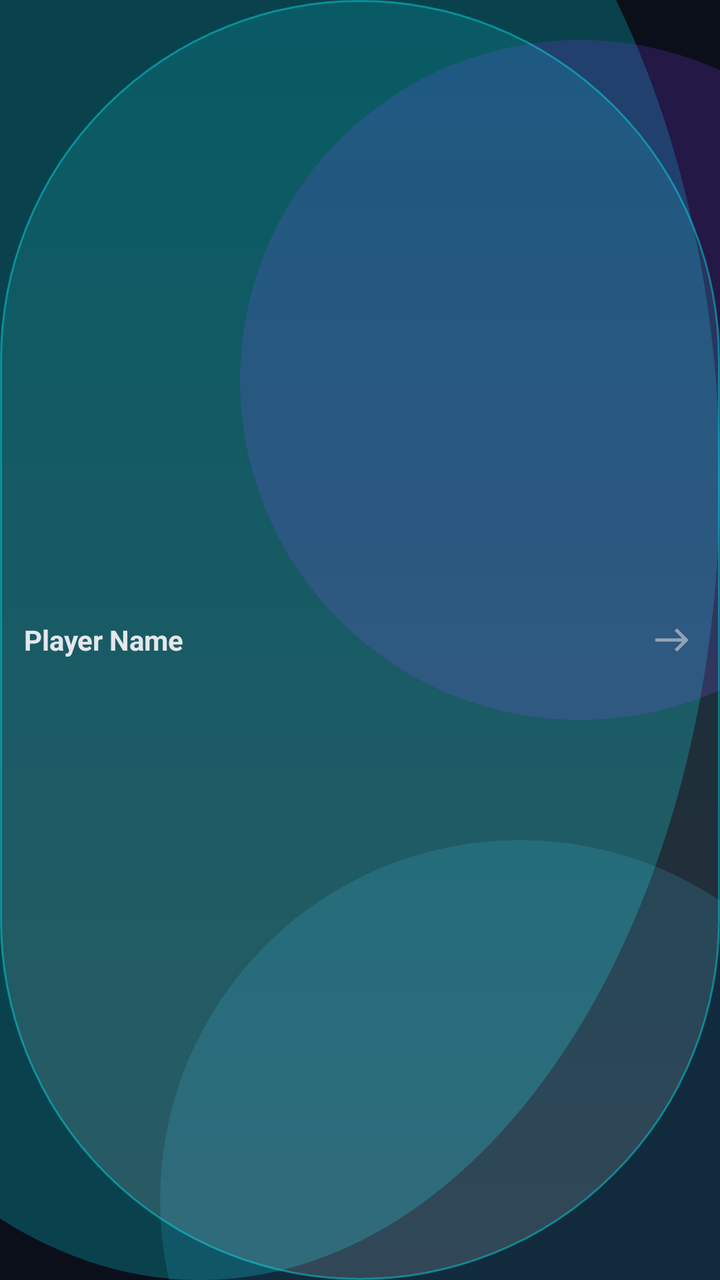
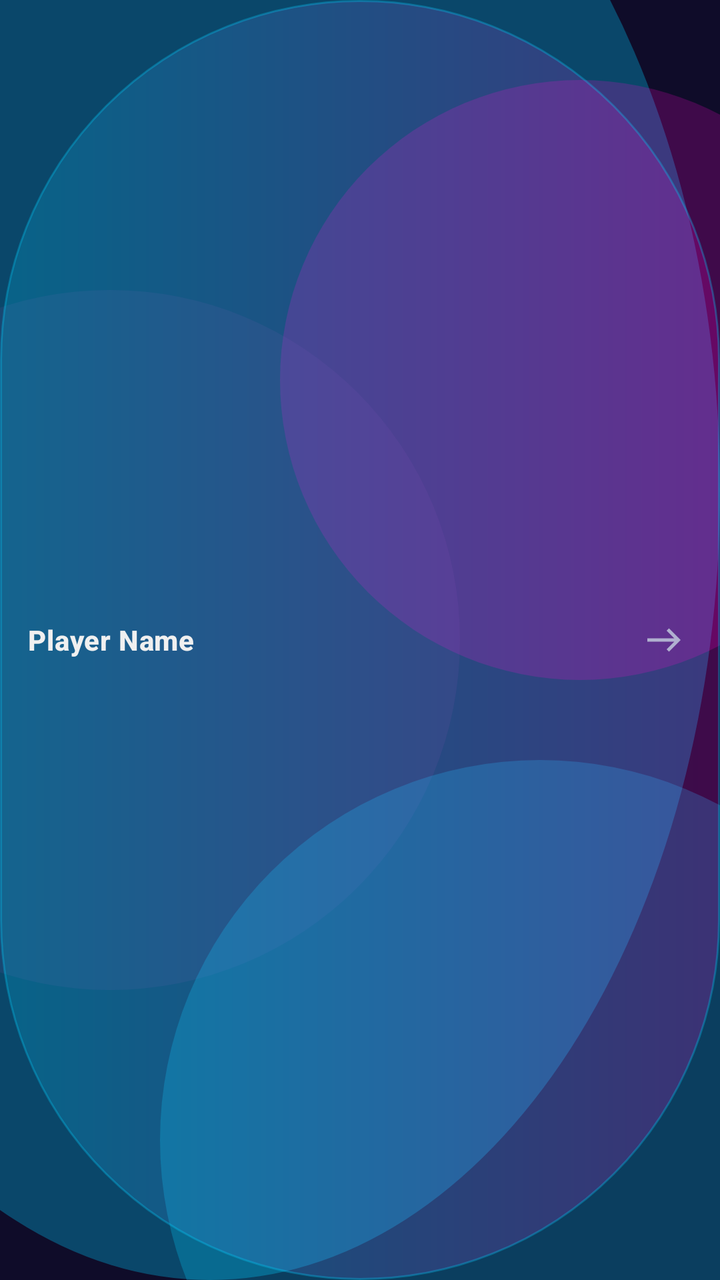

An Android layout rendered at two revisions. The XML below is the earlier revision; the diff shows what the commit changed to produce the second picture.
<!-- AndroidManifest.xml: application theme Theme.TeamBalancer -->
<!-- res/layout/item_team_player.xml -->
<?xml version="1.0" encoding="utf-8"?>
<LinearLayout xmlns:android="http://schemas.android.com/apk/res/android"
    xmlns:app="http://schemas.android.com/apk/res-auto"
    android:layout_width="match_parent"
    android:layout_height="wrap_content"
    android:layout_marginBottom="6dp"
    android:background="@drawable/bg_stat_pill"
    android:gravity="center_vertical"
    android:orientation="horizontal"
    android:paddingHorizontal="12dp"
    android:paddingVertical="12dp">

    <TextView
        android:id="@+id/txtPlayerName"
        android:layout_width="0dp"
        android:layout_height="wrap_content"
        android:layout_weight="1"
        android:ellipsize="end"
        android:maxLines="1"
        android:text="Player Name"
        android:textColor="@color/on_surface"
        android:textSize="14sp"
        android:textStyle="bold" />

    <com.google.android.material.checkbox.MaterialCheckBox
        android:id="@+id/checkIsCaptain"
        android:layout_width="wrap_content"
        android:layout_height="wrap_content"
        android:minWidth="0dp"
        android:minHeight="0dp"
        android:text="C"
        android:textAppearance="?attr/textAppearanceLabelSmall"
        android:textColor="@color/on_surface"
        android:visibility="gone"
        app:buttonTint="@color/accent" />

    <ImageButton
        android:id="@+id/btnMovePlayer"
        android:layout_width="24dp"
        android:layout_height="24dp"
        android:background="?attr/selectableItemBackgroundBorderless"
        android:contentDescription="Move Player"
        android:padding="2dp"
        android:scaleType="centerInside"
        android:src="@drawable/ic_move"
        app:tint="@color/on_surface_variant" />

</LinearLayout>
<!-- resources referenced by this layout -->
<resources>
  <color name="accent">#00F5FF</color>
  <color name="on_surface">#E5E7EB</color>
  <color name="on_surface_variant">#94A3B8</color>
  <!-- drawable bg_stat_pill (drawable) -->
  <?xml version="1.0" encoding="utf-8"?>
  <shape xmlns:android="http://schemas.android.com/apk/res/android">
      <corners android:radius="999dp" />
      <gradient
          android:angle="90"
          android:endColor="#2200F5FF"
          android:startColor="#26E5E7EB"
          android:type="linear" />
      <stroke
          android:width="1dp"
          android:color="@color/stroke_glow" />
  </shape>
  <style name="Theme.TeamBalancer" parent="Base.Theme.TeamBalancer" />
  <color name="stroke_glow">#6600F5FF</color>
  <color name="primary">#0B0F1A</color>
  <color name="white">#FFFFFF</color>
  <color name="primary_variant">#151B2E</color>
  <color name="secondary">#7C3AED</color>
  <color name="on_secondary">#FFFFFF</color>
  <color name="surface_soft">#252F4D</color>
  <!-- drawable bg_app_shell (drawable) -->
  <?xml version="1.0" encoding="utf-8"?>
  <layer-list xmlns:android="http://schemas.android.com/apk/res/android">
      <item android:drawable="@color/background" />
      <item android:top="-160dp" android:left="-160dp">
          <shape android:shape="oval">
              <size android:width="420dp" android:height="420dp" />
              <solid android:color="#3800F5FF" />
          </shape>
      </item>
      <item android:gravity="end|top" android:right="-100dp" android:top="20dp">
          <shape android:shape="oval">
              <size android:width="340dp" android:height="340dp" />
              <solid android:color="#357C3AED" />
          </shape>
      </item>
      <item android:gravity="end|bottom" android:right="-80dp" android:bottom="-140dp">
          <shape android:shape="oval">
              <size android:width="360dp" android:height="360dp" />
              <solid android:color="#2838BDF8" />
          </shape>
      </item>
  </layer-list>
  <color name="surface">#12182A</color>
  <color name="divider">#2A3150</color>
  <color name="background">#0B0F1A</color>
  <style name="TextAppearance.TeamBalancer.TitleSmall" parent="TextAppearance.Material3.TitleSmall">
          <item name="android:textStyle">bold</item>
          <item name="android:letterSpacing">0.02</item>
      </style>
  <style name="TextAppearance.TeamBalancer.BodyLarge" parent="TextAppearance.Material3.BodyLarge">
          <item name="android:letterSpacing">0.01</item>
      </style>
  <style name="TextAppearance.TeamBalancer.BodyMedium" parent="TextAppearance.Material3.BodyMedium">
          <item name="android:letterSpacing">0.01</item>
      </style>
  <style name="TextAppearance.TeamBalancer.LabelLarge" parent="TextAppearance.Material3.LabelLarge">
          <item name="android:textStyle">bold</item>
          <item name="android:letterSpacing">0.08</item>
      </style>
  <style name="ShapeAppearance.TeamBalancer.Small" parent="ShapeAppearance.Material3.SmallComponent">
          <item name="cornerSize">10dp</item>
      </style>
  <style name="ShapeAppearance.TeamBalancer.Medium" parent="ShapeAppearance.Material3.MediumComponent">
          <item name="cornerSize">20dp</item>
      </style>
  <color name="ripple_surface">#50FFFFFF</color>
  <style name="Widget.TeamBalancer.Button.Text" parent="Widget.Material3.Button.TextButton">
          <item name="android:textColor">@color/accent</item>
          <item name="android:textStyle">bold</item>
      </style>
  <color name="surface_elevated">#1B2440</color>
  <dimen name="toolbar_min_height">64dp</dimen>
  <!-- unchanged entries left out for length: 12 -->
</resources>

<!-- the commit's change to res/layout/item_team_player.xml (unified diff, before → after) -->
@@ -3,12 +3,12 @@
     xmlns:app="http://schemas.android.com/apk/res-auto"
     android:layout_width="match_parent"
     android:layout_height="wrap_content"
-    android:layout_marginBottom="6dp"
+    android:layout_marginBottom="8dp"
     android:background="@drawable/bg_stat_pill"
     android:gravity="center_vertical"
     android:orientation="horizontal"
-    android:paddingHorizontal="12dp"
-    android:paddingVertical="12dp">
+    android:paddingHorizontal="14dp"
+    android:paddingVertical="10dp">
 
     <TextView
         android:id="@+id/txtPlayerName"
@@ -18,9 +18,8 @@
         android:ellipsize="end"
         android:maxLines="1"
         android:text="Player Name"
-        android:textColor="@color/on_surface"
-        android:textSize="14sp"
-        android:textStyle="bold" />
+        android:textAppearance="@style/TextAppearance.TeamBalancer.TitleSmall"
+        android:textColor="@color/on_surface" />
 
     <com.google.android.material.checkbox.MaterialCheckBox
         android:id="@+id/checkIsCaptain"
@@ -29,18 +28,18 @@
         android:minWidth="0dp"
         android:minHeight="0dp"
         android:text="C"
-        android:textAppearance="?attr/textAppearanceLabelSmall"
-        android:textColor="@color/on_surface"
+        android:textAppearance="@style/TextAppearance.TeamBalancer.LabelMedium"
+        android:textColor="@color/accent_cyan"
         android:visibility="gone"
-        app:buttonTint="@color/accent" />
+        app:buttonTint="@color/accent_cyan" />
 
     <ImageButton
         android:id="@+id/btnMovePlayer"
-        android:layout_width="24dp"
-        android:layout_height="24dp"
+        android:layout_width="28dp"
+        android:layout_height="28dp"
         android:background="?attr/selectableItemBackgroundBorderless"
         android:contentDescription="Move Player"
-        android:padding="2dp"
+        android:padding="4dp"
         android:scaleType="centerInside"
         android:src="@drawable/ic_move"
         app:tint="@color/on_surface_variant" />
<!-- resource entries referenced after the edit -->
@@ -1,55 +1,70 @@
 <!-- resources referenced by this layout -->
 <resources>
-  <color name="accent">#00F5FF</color>
-  <color name="on_surface">#E5E7EB</color>
-  <color name="on_surface_variant">#94A3B8</color>
+  <color name="accent_cyan">#00D2FF</color>
+  <color name="accent">#00D2FF</color>
+  <color name="on_surface">#F0F0F0</color>
+  <color name="on_surface_variant">#B0B0D0</color>
   <!-- drawable bg_stat_pill (drawable) -->
   <?xml version="1.0" encoding="utf-8"?>
   <shape xmlns:android="http://schemas.android.com/apk/res/android">
       <corners android:radius="999dp" />
       <gradient
-          android:angle="90"
-          android:endColor="#2200F5FF"
-          android:startColor="#26E5E7EB"
+          android:angle="0"
+          android:startColor="#3300D2FF"
+          android:endColor="#33FF00CC"
           android:type="linear" />
       <stroke
           android:width="1dp"
           android:color="@color/stroke_glow" />
   </shape>
   <style name="Theme.TeamBalancer" parent="Base.Theme.TeamBalancer" />
-  <color name="stroke_glow">#6600F5FF</color>
-  <color name="primary">#0B0F1A</color>
+  <color name="stroke_glow">#4D00D2FF</color>
+  <color name="primary">#302B63</color>
   <color name="white">#FFFFFF</color>
-  <color name="primary_variant">#151B2E</color>
-  <color name="secondary">#7C3AED</color>
+  <color name="primary_variant">#24243E</color>
+  <color name="secondary">#FF00CC</color>
   <color name="on_secondary">#FFFFFF</color>
-  <color name="surface_soft">#252F4D</color>
+  <color name="surface_soft">#2E2E5A</color>
   <!-- drawable bg_app_shell (drawable) -->
   <?xml version="1.0" encoding="utf-8"?>
   <layer-list xmlns:android="http://schemas.android.com/apk/res/android">
       <item android:drawable="@color/background" />
-      <item android:top="-160dp" android:left="-160dp">
+  
+      
+      <item android:top="-150dp" android:left="-150dp">
           <shape android:shape="oval">
-              <size android:width="420dp" android:height="420dp" />
-              <solid android:color="#3800F5FF" />
+              <size android:width="400dp" android:height="400dp" />
+              <solid android:color="#4D00D2FF" /> 
           </shape>
       </item>
-      <item android:gravity="end|top" android:right="-100dp" android:top="20dp">
+  
+      
+      <item android:gravity="end|top" android:right="-80dp" android:top="40dp">
           <shape android:shape="oval">
-              <size android:width="340dp" android:height="340dp" />
-              <solid android:color="#357C3AED" />
+              <size android:width="300dp" android:height="300dp" />
+              <solid android:color="#33FF00CC" /> 
           </shape>
       </item>
-      <item android:gravity="end|bottom" android:right="-80dp" android:bottom="-140dp">
+  
+      
+      <item android:gravity="start|center_vertical" android:left="-120dp">
           <shape android:shape="oval">
-              <size android:width="360dp" android:height="360dp" />
-              <solid android:color="#2838BDF8" />
+              <size android:width="350dp" android:height="350dp" />
+              <solid android:color="#1A9D50BB" /> 
+          </shape>
+      </item>
+  
+      
+      <item android:gravity="end|bottom" android:right="-100dp" android:bottom="-120dp">
+          <shape android:shape="oval">
+              <size android:width="380dp" android:height="380dp" />
+              <solid android:color="#4000D2FF" /> 
           </shape>
       </item>
   </layer-list>
-  <color name="surface">#12182A</color>
-  <color name="divider">#2A3150</color>
-  <color name="background">#0B0F1A</color>
+  <color name="surface">#1A1A2E</color>
+  <color name="divider">#3F3F6F</color>
+  <color name="background">#0F0C29</color>
   <style name="TextAppearance.TeamBalancer.TitleSmall" parent="TextAppearance.Material3.TitleSmall">
           <item name="android:textStyle">bold</item>
           <item name="android:letterSpacing">0.02</item>
@@ -70,12 +85,12 @@
   <style name="ShapeAppearance.TeamBalancer.Medium" parent="ShapeAppearance.Material3.MediumComponent">
           <item name="cornerSize">20dp</item>
       </style>
-  <color name="ripple_surface">#50FFFFFF</color>
+  <color name="ripple_surface">#33FFFFFF</color>
   <style name="Widget.TeamBalancer.Button.Text" parent="Widget.Material3.Button.TextButton">
           <item name="android:textColor">@color/accent</item>
           <item name="android:textStyle">bold</item>
       </style>
-  <color name="surface_elevated">#1B2440</color>
+  <color name="surface_elevated">#252545</color>
   <dimen name="toolbar_min_height">64dp</dimen>
   <!-- unchanged entries left out for length: 12 -->
 </resources>
